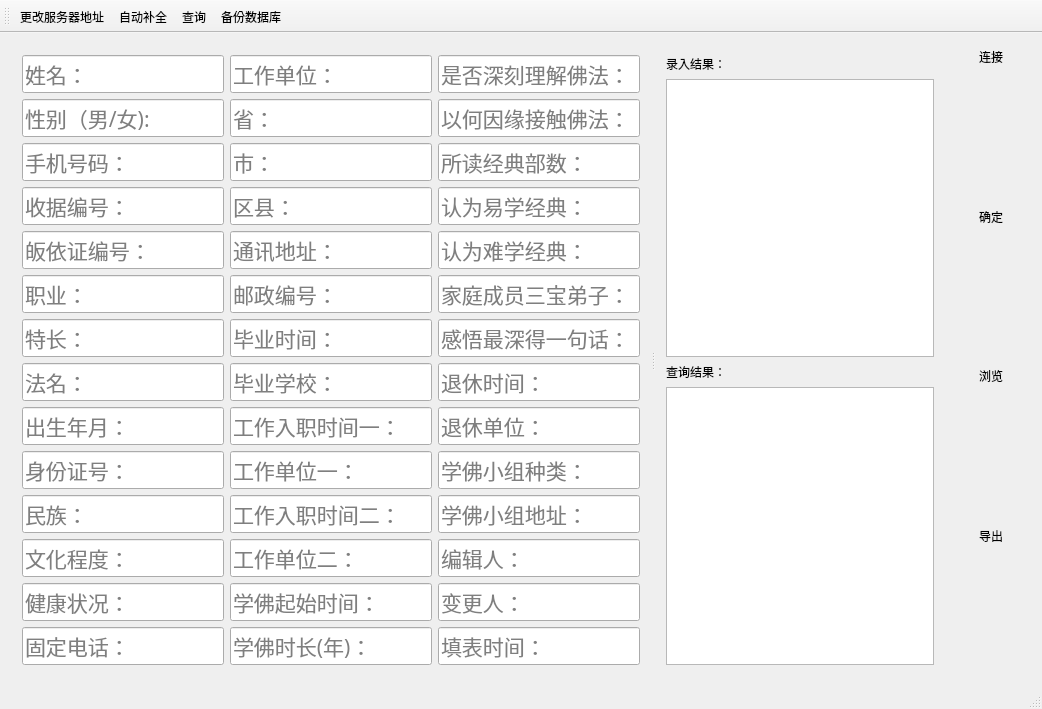
This is connect.ui in crouse/connect as Qt 5 draws it before an edit. The edited form follows.
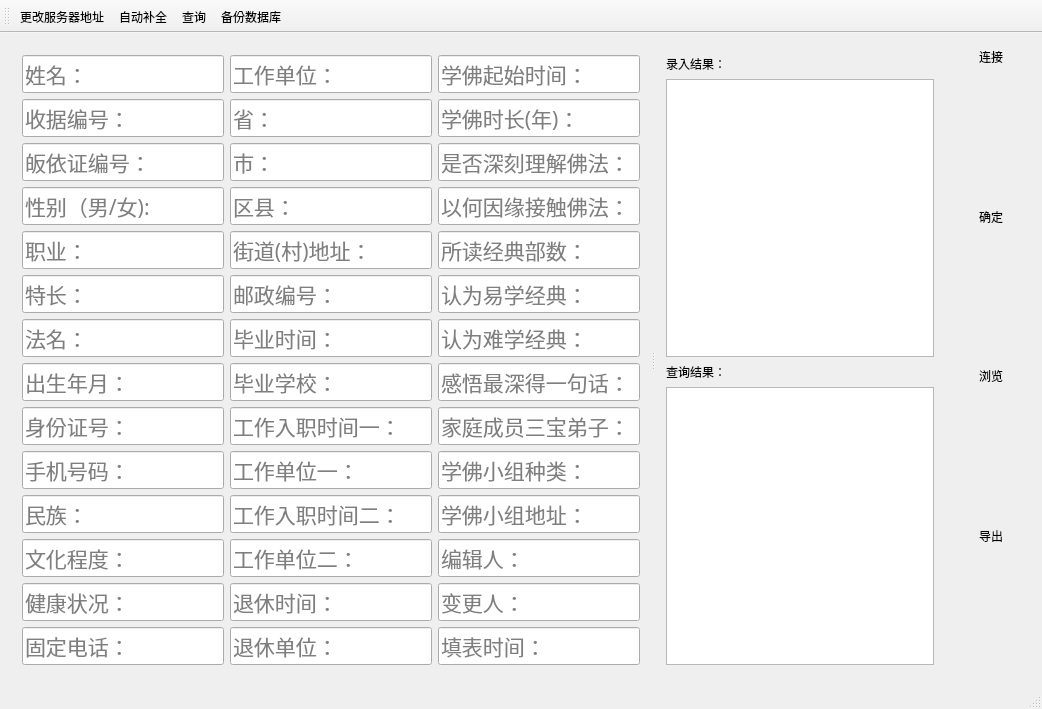
This is the edited form. Icons and pictures are not drawn.

Commit message: 更改输入框顺序

```diff
--- a/connect.ui
+++ b/connect.ui
@@ -82,66 +82,6 @@
             </property>
            </widget>
           </item>
-          <item>
-           <widget class="QLineEdit" name="lineEditGender">
-            <property name="sizePolicy">
-             <sizepolicy hsizetype="Expanding" vsizetype="Expanding">
-              <horstretch>0</horstretch>
-              <verstretch>0</verstretch>
-             </sizepolicy>
-            </property>
-            <property name="font">
-             <font>
-              <pointsize>16</pointsize>
-             </font>
-            </property>
-            <property name="toolTip">
-             <string>&lt;html&gt;&lt;head/&gt;&lt;body&gt;&lt;p&gt;性别&lt;/p&gt;&lt;/body&gt;&lt;/html&gt;</string>
-            </property>
-            <property name="styleSheet">
-             <string notr="true"/>
-            </property>
-            <property name="placeholderText">
-             <string>性别（男/女):</string>
-            </property>
-           </widget>
-          </item>
-          <item>
-           <widget class="QLineEdit" name="lineEditPhoneNum">
-            <property name="sizePolicy">
-             <sizepolicy hsizetype="Expanding" vsizetype="Expanding">
-              <horstretch>0</horstretch>
-              <verstretch>0</verstretch>
-             </sizepolicy>
-            </property>
-            <property name="font">
-             <font>
-              <pointsize>16</pointsize>
-             </font>
-            </property>
-            <property name="toolTip">
-             <string>&lt;html&gt;&lt;head/&gt;&lt;body&gt;&lt;p&gt;手机号码&lt;/p&gt;&lt;/body&gt;&lt;/html&gt;</string>
-            </property>
-            <property name="styleSheet">
-             <string notr="true"/>
-            </property>
-            <property name="inputMethodHints">
-             <set>Qt::ImhNone</set>
-            </property>
-            <property name="inputMask">
-             <string/>
-            </property>
-            <property name="cursorPosition">
-             <number>0</number>
-            </property>
-            <property name="dragEnabled">
-             <bool>true</bool>
-            </property>
-            <property name="placeholderText">
-             <string>手机号码：</string>
-            </property>
-           </widget>
-          </item>
           <item>
            <widget class="QLineEdit" name="lineEditReceipt">
             <property name="sizePolicy">
@@ -190,6 +130,30 @@
             </property>
            </widget>
           </item>
+          <item>
+           <widget class="QLineEdit" name="lineEditGender">
+            <property name="sizePolicy">
+             <sizepolicy hsizetype="Expanding" vsizetype="Expanding">
+              <horstretch>0</horstretch>
+              <verstretch>0</verstretch>
+             </sizepolicy>
+            </property>
+            <property name="font">
+             <font>
+              <pointsize>16</pointsize>
+             </font>
+            </property>
+            <property name="toolTip">
+             <string>&lt;html&gt;&lt;head/&gt;&lt;body&gt;&lt;p&gt;性别&lt;/p&gt;&lt;/body&gt;&lt;/html&gt;</string>
+            </property>
+            <property name="styleSheet">
+             <string notr="true"/>
+            </property>
+            <property name="placeholderText">
+             <string>性别（男/女):</string>
+            </property>
+           </widget>
+          </item>
           <item>
            <widget class="QLineEdit" name="lineEditJob">
             <property name="sizePolicy">
@@ -313,6 +277,42 @@
             </property>
            </widget>
           </item>
+          <item>
+           <widget class="QLineEdit" name="lineEditPhoneNum">
+            <property name="sizePolicy">
+             <sizepolicy hsizetype="Expanding" vsizetype="Expanding">
+              <horstretch>0</horstretch>
+              <verstretch>0</verstretch>
+             </sizepolicy>
+            </property>
+            <property name="font">
+             <font>
+              <pointsize>16</pointsize>
+             </font>
+            </property>
+            <property name="toolTip">
+             <string>&lt;html&gt;&lt;head/&gt;&lt;body&gt;&lt;p&gt;手机号码&lt;/p&gt;&lt;/body&gt;&lt;/html&gt;</string>
+            </property>
+            <property name="styleSheet">
+             <string notr="true"/>
+            </property>
+            <property name="inputMethodHints">
+             <set>Qt::ImhNone</set>
+            </property>
+            <property name="inputMask">
+             <string/>
+            </property>
+            <property name="cursorPosition">
+             <number>0</number>
+            </property>
+            <property name="dragEnabled">
+             <bool>true</bool>
+            </property>
+            <property name="placeholderText">
+             <string>手机号码：</string>
+            </property>
+           </widget>
+          </item>
           <item>
            <widget class="QLineEdit" name="lineEditRace">
             <property name="sizePolicy">
@@ -529,7 +529,7 @@
              <string notr="true"/>
             </property>
             <property name="placeholderText">
-             <string>通讯地址：</string>
+             <string>街道(村)地址：</string>
             </property>
            </widget>
           </item>
@@ -702,6 +702,58 @@
            </widget>
           </item>
           <item>
+           <widget class="QLineEdit" name="lineEditRetirementDate">
+            <property name="sizePolicy">
+             <sizepolicy hsizetype="Expanding" vsizetype="Expanding">
+              <horstretch>0</horstretch>
+              <verstretch>0</verstretch>
+             </sizepolicy>
+            </property>
+            <property name="font">
+             <font>
+              <pointsize>16</pointsize>
+             </font>
+            </property>
+            <property name="toolTip">
+             <string>&lt;html&gt;&lt;head/&gt;&lt;body&gt;&lt;p&gt;退休时间，如2000或者2010.10 或者2014.01.01&lt;/p&gt;&lt;/body&gt;&lt;/html&gt;</string>
+            </property>
+            <property name="styleSheet">
+             <string notr="true"/>
+            </property>
+            <property name="placeholderText">
+             <string>退休时间：</string>
+            </property>
+           </widget>
+          </item>
+          <item>
+           <widget class="QLineEdit" name="lineEditRetirementWorkspace">
+            <property name="sizePolicy">
+             <sizepolicy hsizetype="Expanding" vsizetype="Expanding">
+              <horstretch>0</horstretch>
+              <verstretch>0</verstretch>
+             </sizepolicy>
+            </property>
+            <property name="font">
+             <font>
+              <pointsize>16</pointsize>
+             </font>
+            </property>
+            <property name="toolTip">
+             <string>&lt;html&gt;&lt;head/&gt;&lt;body&gt;&lt;p&gt;退休单位&lt;/p&gt;&lt;/body&gt;&lt;/html&gt;</string>
+            </property>
+            <property name="styleSheet">
+             <string notr="true"/>
+            </property>
+            <property name="placeholderText">
+             <string>退休单位：</string>
+            </property>
+           </widget>
+          </item>
+         </layout>
+        </item>
+        <item>
+         <layout class="QVBoxLayout" name="verticalLayout_3">
+          <item>
            <widget class="QLineEdit" name="lineEditLearnBuddhismDate">
             <property name="sizePolicy">
              <sizepolicy hsizetype="Expanding" vsizetype="Expanding">
@@ -752,10 +804,6 @@
             </property>
            </widget>
           </item>
-         </layout>
-        </item>
-        <item>
-         <layout class="QVBoxLayout" name="verticalLayout_3">
           <item>
            <widget class="QLineEdit" name="lineEditBuddhismLevel">
             <property name="sizePolicy">
@@ -879,30 +927,6 @@
             </property>
            </widget>
           </item>
-          <item>
-           <widget class="QLineEdit" name="lineEditBuddhistDisciplesOfFamily">
-            <property name="sizePolicy">
-             <sizepolicy hsizetype="Expanding" vsizetype="Expanding">
-              <horstretch>0</horstretch>
-              <verstretch>0</verstretch>
-             </sizepolicy>
-            </property>
-            <property name="font">
-             <font>
-              <pointsize>16</pointsize>
-             </font>
-            </property>
-            <property name="toolTip">
-             <string>&lt;html&gt;&lt;head/&gt;&lt;body&gt;&lt;p&gt;家庭成员三宝弟子，也就是说家里人谁信佛&lt;/p&gt;&lt;/body&gt;&lt;/html&gt;</string>
-            </property>
-            <property name="styleSheet">
-             <string notr="true"/>
-            </property>
-            <property name="placeholderText">
-             <string>家庭成员三宝弟子：</string>
-            </property>
-           </widget>
-          </item>
           <item>
            <widget class="QLineEdit" name="lineEditMaximOfBuddhism">
             <property name="sizePolicy">
@@ -928,7 +952,7 @@
            </widget>
           </item>
           <item>
-           <widget class="QLineEdit" name="lineEditRetirementDate">
+           <widget class="QLineEdit" name="lineEditBuddhistDisciplesOfFamily">
             <property name="sizePolicy">
              <sizepolicy hsizetype="Expanding" vsizetype="Expanding">
               <horstretch>0</horstretch>
@@ -941,37 +965,13 @@
              </font>
             </property>
             <property name="toolTip">
-             <string>&lt;html&gt;&lt;head/&gt;&lt;body&gt;&lt;p&gt;退休时间，如2000或者2010.10 或者2014.01.01&lt;/p&gt;&lt;/body&gt;&lt;/html&gt;</string>
+             <string>&lt;html&gt;&lt;head/&gt;&lt;body&gt;&lt;p&gt;家庭成员三宝弟子，也就是说家里人谁信佛&lt;/p&gt;&lt;/body&gt;&lt;/html&gt;</string>
             </property>
             <property name="styleSheet">
              <string notr="true"/>
             </property>
             <property name="placeholderText">
-             <string>退休时间：</string>
-            </property>
-           </widget>
-          </item>
-          <item>
-           <widget class="QLineEdit" name="lineEditRetirementWorkspace">
-            <property name="sizePolicy">
-             <sizepolicy hsizetype="Expanding" vsizetype="Expanding">
-              <horstretch>0</horstretch>
-              <verstretch>0</verstretch>
-             </sizepolicy>
-            </property>
-            <property name="font">
-             <font>
-              <pointsize>16</pointsize>
-             </font>
-            </property>
-            <property name="toolTip">
-             <string>&lt;html&gt;&lt;head/&gt;&lt;body&gt;&lt;p&gt;退休单位&lt;/p&gt;&lt;/body&gt;&lt;/html&gt;</string>
-            </property>
-            <property name="styleSheet">
-             <string notr="true"/>
-            </property>
-            <property name="placeholderText">
-             <string>退休单位：</string>
+             <string>家庭成员三宝弟子：</string>
             </property>
            </widget>
           </item>
```
Left out of the diff: 14 changed lines with no effect on the pictures. The commit also changes 1 other file.
